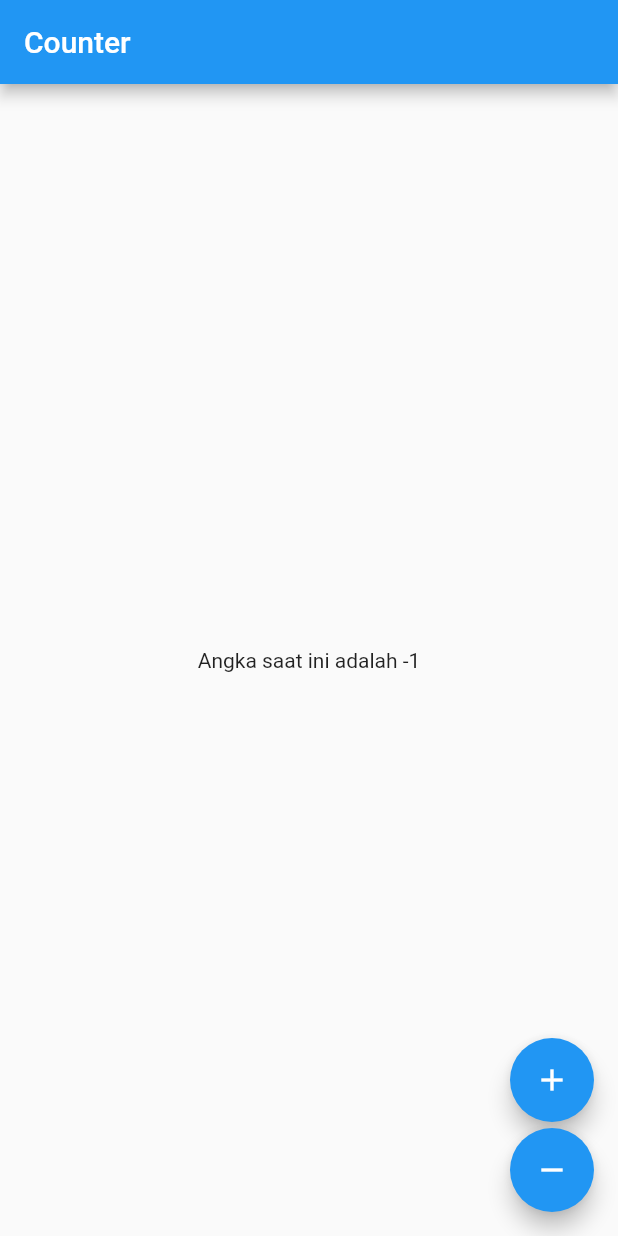
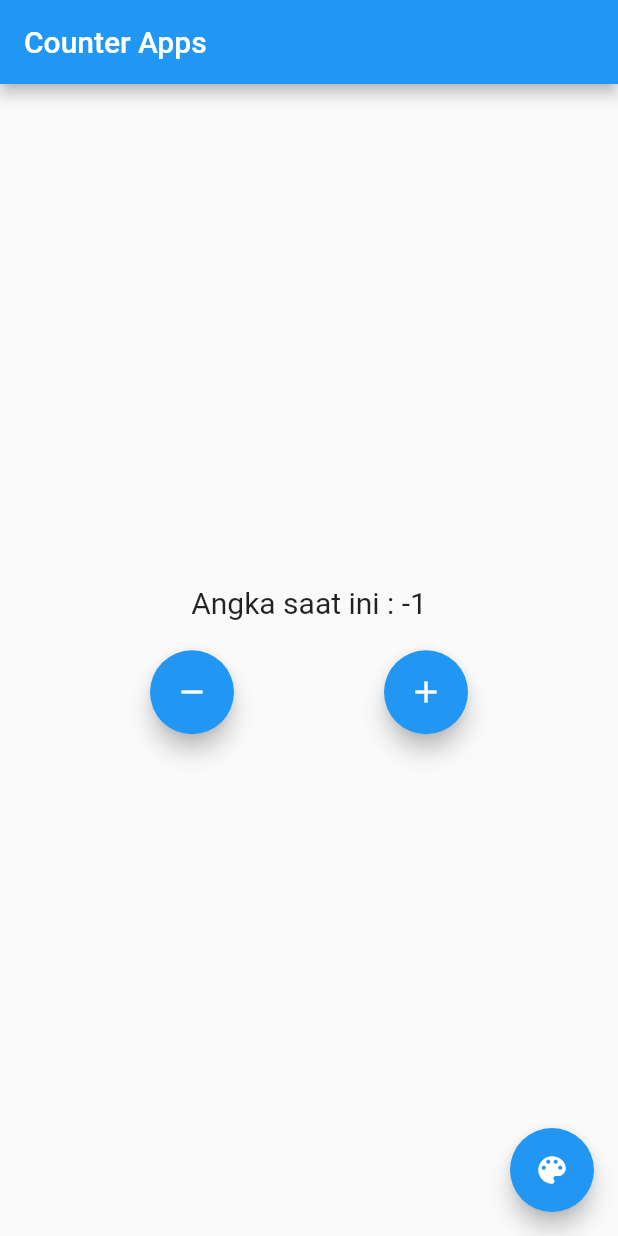
Before and after one commit to zeph1re/BlocPatternFlutter, a Flutter app: the screen it shows after launch, after a tap on the "remove" icon, on a phone screen of 412 x 824 dp. Run offline on Flutter 3.47's test engine with Material 2 defaults, Android fonts, the phone set to English and light mode, and no system bars; our stand-ins replace flutter_bloc.

Commit message:
multi bloc providers

```diff
--- a/lib/main.dart
+++ b/lib/main.dart
@@ -1,23 +1,34 @@
 import 'package:flutter/material.dart';
 import 'package:flutter_bloc/flutter_bloc.dart';
 import 'package:flutter_bloc_pattern/provider/counter_cubit.dart';
+import 'package:flutter_bloc_pattern/provider/theme.dart';
 
 // Bloc Provider
 
 void main() {
-  runApp(const MyApp());
+  runApp(MyApp());
 }
 
 class MyApp extends StatelessWidget {
-  const MyApp({super.key});
+  final ThemeData dark = ThemeData.dark();
+  final ThemeData light = ThemeData.light();
+
+  MyApp({super.key});
 
   @override
   Widget build(BuildContext context) {
-    return MaterialApp(
-        home: BlocProvider(
-      create: (context) => CounterCubit(),
-      child: const HomePage(),
-    ));
+    return MultiBlocProvider(
+        providers: [
+          BlocProvider(create: (context) => CounterCubit()),
+          BlocProvider(create: (context) => ThemeBloc(false)),
+        ],
+        child: BlocBuilder<ThemeBloc, bool>(
+          builder: (context, state) => MaterialApp(
+            theme: state ? dark : light,
+            debugShowCheckedModeBanner: false,
+            home: HomePage(),
+          ),
+        ));
   }
 }
 
@@ -33,25 +44,42 @@ class _HomePageState extends State<HomePage> {
   Widget build(BuildContext context) {
     print("build");
     return Scaffold(
-      appBar: AppBar(title: const Text('Counter')),
-      body: BlocBuilder<CounterCubit, int>(
-        builder: (context, count) =>
-            Center(child: Text('Angka saat ini adalah $count')),
+      appBar: AppBar(title: const Text('Counter Apps')),
+      body: Center(
+        child: Column(
+          mainAxisAlignment: MainAxisAlignment.center,
+          children: [
+            // Text
+            BlocBuilder<CounterCubit, int>(
+              builder: (context, state) => Text(
+                "Angka saat ini : $state",
+                style: TextStyle(fontSize: 20),
+              ),
+            ),
+            // Button
+            const SizedBox(height: 20),
+            Row(
+              mainAxisAlignment: MainAxisAlignment.spaceEvenly,
+              children: [
+                FloatingActionButton(
+                  onPressed: () {
+                    context.read<CounterCubit>().decrement();
+                  },
+                  child: const Icon(Icons.remove),
+                ),
+                FloatingActionButton(
+                    onPressed: () {
+                      context.read<CounterCubit>().increment();
+                    },
+                    child: const Icon(Icons.add))
+              ],
+            )
+          ],
+        ),
       ),
-      floatingActionButton: Column(
-        crossAxisAlignment: CrossAxisAlignment.end,
-        mainAxisAlignment: MainAxisAlignment.end,
-        children: <Widget>[
-          FloatingActionButton(
-            child: const Icon(Icons.add),
-            onPressed: () => context.read<CounterCubit>().increment(),
-          ),
-          const SizedBox(height: 4),
-          FloatingActionButton(
-            child: const Icon(Icons.remove),
-            onPressed: () => context.read<CounterCubit>().decrement(),
-          ),
-        ],
+      floatingActionButton: FloatingActionButton(
+        onPressed: () => context.read<ThemeBloc>().changeTheme(),
+        child: const Icon(Icons.color_lens),
       ),
     );
   }
--- /dev/null
+++ b/lib/provider/theme.dart
@@ -0,0 +1,7 @@
+import 'package:flutter_bloc/flutter_bloc.dart';
+
+class ThemeBloc extends Cubit<bool> {
+  ThemeBloc(super.initialState);
+
+  void changeTheme() => emit(!state);
+}
```
